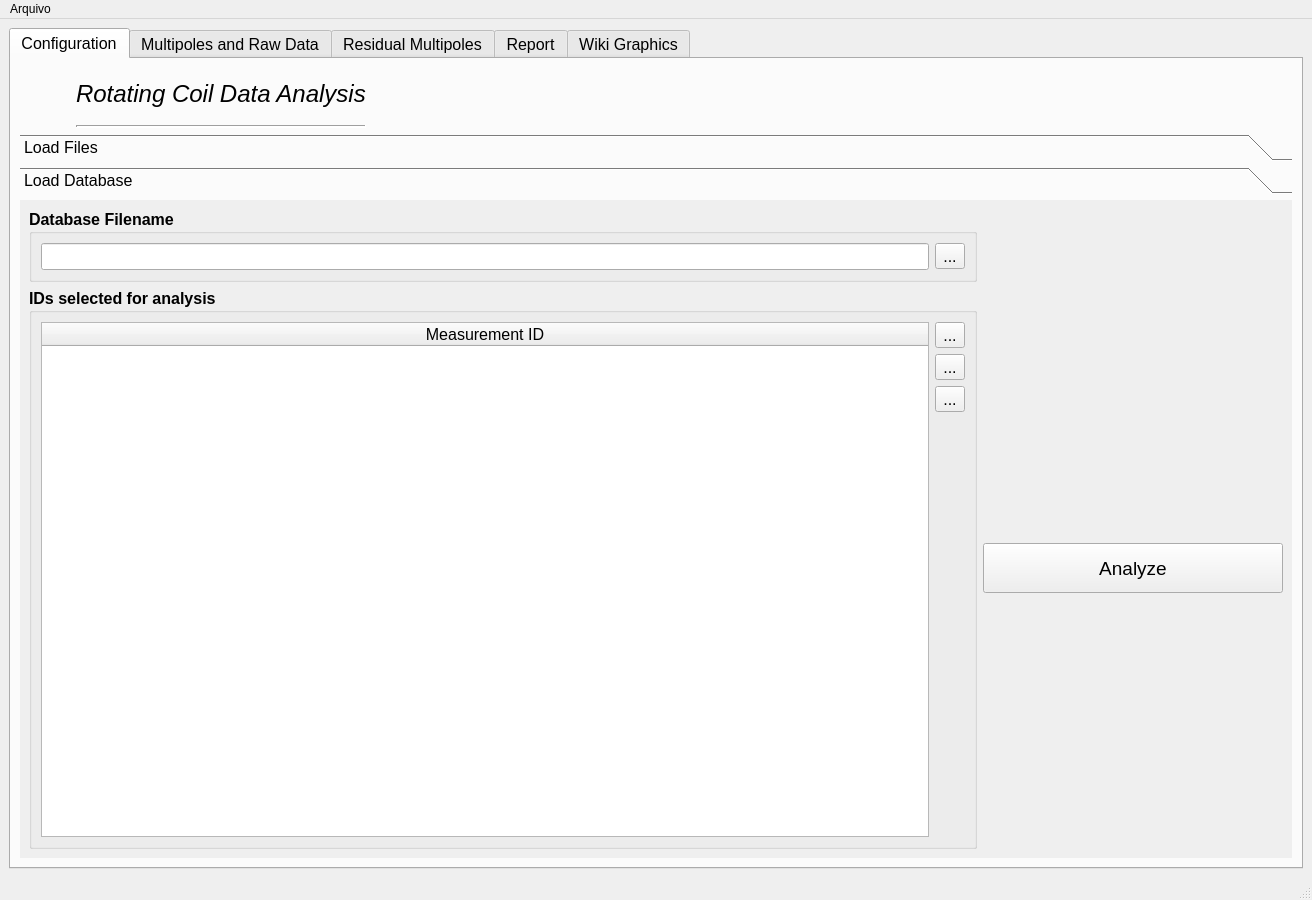
Before: the Qt Designer form rotcoilanalysis/ui/interface.ui in lnls-ima/rotating-coil-analysis, drawn with Qt 5.
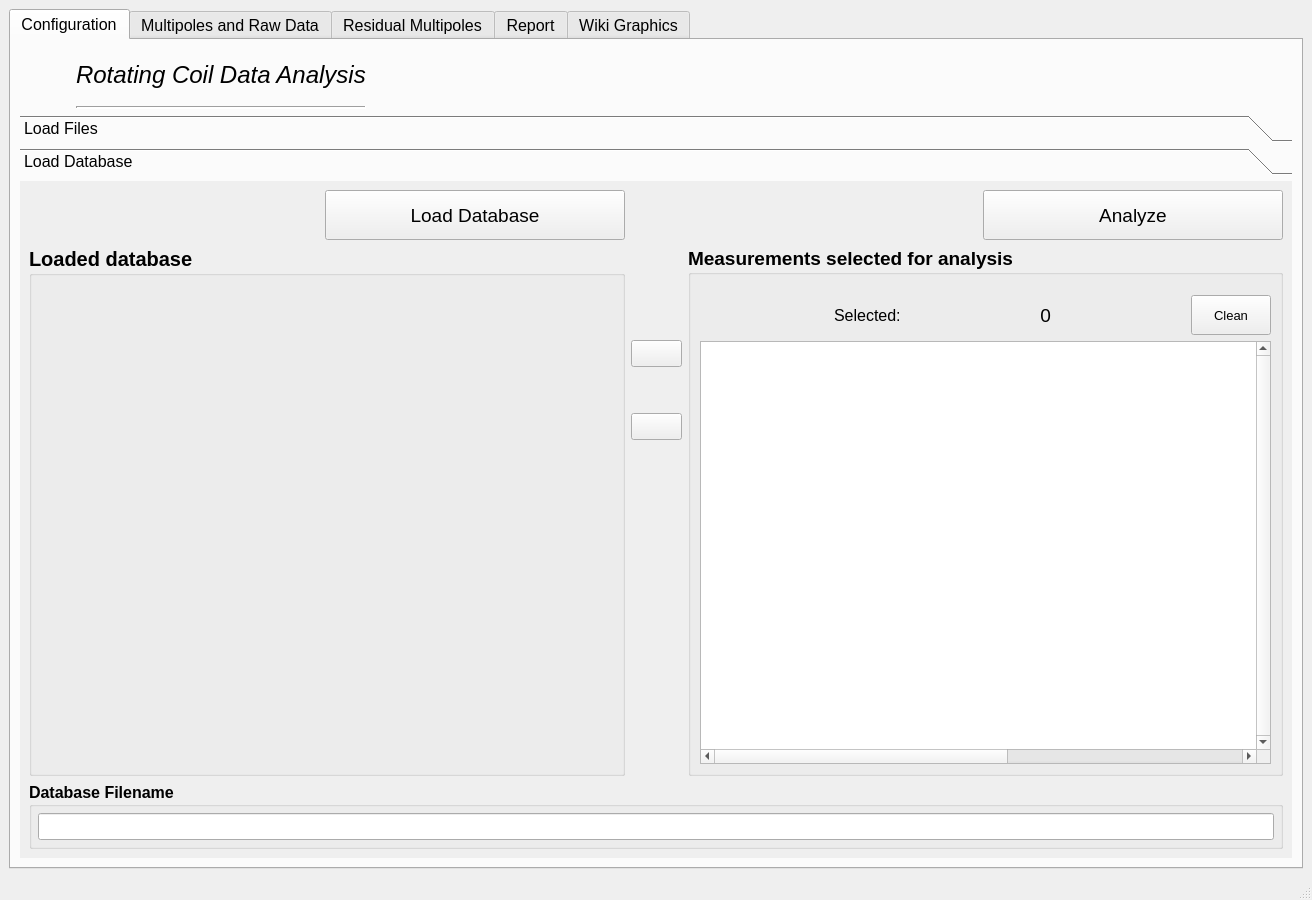
After: the same form once the commit is applied. The open tabs and pages were chosen to show the change. Icons and pictures are not drawn.

Commit message: Add database search table

What changed in the file:
```diff
--- a/rotcoilanalysis/ui/interface.ui
+++ b/rotcoilanalysis/ui/interface.ui
@@ -57,101 +57,6 @@
         <string>Configuration</string>
        </attribute>
        <layout class="QGridLayout" name="gridLayout_51">
-        <item row="0" column="0">
-         <layout class="QHBoxLayout" name="horizontalLayout">
-          <item>
-           <widget class="QLabel" name="lnls_logo">
-            <property name="sizePolicy">
-             <sizepolicy hsizetype="Fixed" vsizetype="Fixed">
-              <horstretch>0</horstretch>
-              <verstretch>0</verstretch>
-             </sizepolicy>
-            </property>
-            <property name="minimumSize">
-             <size>
-              <width>50</width>
-              <height>60</height>
-             </size>
-            </property>
-            <property name="maximumSize">
-             <size>
-              <width>50</width>
-              <height>60</height>
-             </size>
-            </property>
-            <property name="text">
-             <string/>
-            </property>
-            <property name="pixmap">
-             <pixmap>../resources/img/LNLS.jpg</pixmap>
-            </property>
-            <property name="scaledContents">
-             <bool>true</bool>
-            </property>
-            <property name="margin">
-             <number>1</number>
-            </property>
-           </widget>
-          </item>
-          <item>
-           <layout class="QVBoxLayout" name="verticalLayout_3">
-            <item>
-             <widget class="QLabel" name="data_analysis_label">
-              <property name="font">
-               <font>
-                <family>Ubuntu</family>
-                <pointsize>18</pointsize>
-                <weight>50</weight>
-                <italic>true</italic>
-                <bold>false</bold>
-               </font>
-              </property>
-              <property name="text">
-               <string>Rotating Coil Data Analysis</string>
-              </property>
-             </widget>
-            </item>
-            <item>
-             <widget class="Line" name="line">
-              <property name="font">
-               <font>
-                <family>3ds</family>
-                <pointsize>8</pointsize>
-                <weight>50</weight>
-                <bold>false</bold>
-               </font>
-              </property>
-              <property name="frameShadow">
-               <enum>QFrame::Sunken</enum>
-              </property>
-              <property name="lineWidth">
-               <number>2</number>
-              </property>
-              <property name="midLineWidth">
-               <number>0</number>
-              </property>
-              <property name="orientation">
-               <enum>Qt::Horizontal</enum>
-              </property>
-             </widget>
-            </item>
-           </layout>
-          </item>
-          <item>
-           <spacer name="horizontalSpacer">
-            <property name="orientation">
-             <enum>Qt::Horizontal</enum>
-            </property>
-            <property name="sizeHint" stdset="0">
-             <size>
-              <width>40</width>
-              <height>20</height>
-             </size>
-            </property>
-           </spacer>
-          </item>
-         </layout>
-        </item>
         <item row="1" column="0">
          <widget class="QToolBox" name="toolBox">
           <property name="currentIndex">
@@ -188,7 +93,7 @@
                  </spacer>
                 </item>
                 <item>
-                 <widget class="QPushButton" name="bt_open_file">
+                 <widget class="QPushButton" name="bt_load_files">
                   <property name="sizePolicy">
                    <sizepolicy hsizetype="Maximum" vsizetype="Fixed">
                     <horstretch>0</horstretch>
@@ -251,7 +156,7 @@
                     </spacer>
                    </item>
                    <item>
-                    <widget class="QLabel" name="input_count_label">
+                    <widget class="QLabel" name="label_5">
                      <property name="font">
                       <font>
                        <pointsize>12</pointsize>
@@ -278,7 +183,7 @@
                     </spacer>
                    </item>
                    <item>
-                    <widget class="QLabel" name="input_count">
+                    <widget class="QLabel" name="files_input_count">
                      <property name="font">
                       <font>
                        <pointsize>14</pointsize>
@@ -311,7 +216,7 @@
                     </spacer>
                    </item>
                    <item>
-                    <widget class="QPushButton" name="bt_clear_input_list">
+                    <widget class="QPushButton" name="bt_clear_files_input">
                      <property name="sizePolicy">
                       <sizepolicy hsizetype="Minimum" vsizetype="Minimum">
                        <horstretch>0</horstretch>
@@ -337,12 +242,16 @@
                      <property name="text">
                       <string>Clean</string>
                      </property>
+                     <property name="icon">
+                      <iconset>
+                       <normaloff>../resources/img/clear.png</normaloff>../resources/img/clear.png</iconset>
+                     </property>
                     </widget>
                    </item>
                   </layout>
                  </item>
                  <item>
-                  <widget class="QTableWidget" name="input_list">
+                  <widget class="QTableWidget" name="files_input">
                    <property name="font">
                     <font>
                      <pointsize>11</pointsize>
@@ -475,7 +384,7 @@
                </spacer>
               </item>
               <item>
-               <widget class="QPushButton" name="bt_remove_files">
+               <widget class="QPushButton" name="bt_remove_files_output">
                 <property name="toolTip">
                  <string>&lt;html&gt;&lt;head/&gt;&lt;body&gt;&lt;p&gt;Excluir arquivos da lista de dados selecionados.&lt;/p&gt;&lt;/body&gt;&lt;/html&gt;</string>
                 </property>
@@ -596,7 +505,7 @@
                     </spacer>
                    </item>
                    <item>
-                    <widget class="QLabel" name="output_count_label">
+                    <widget class="QLabel" name="label_4">
                      <property name="font">
                       <font>
                        <pointsize>12</pointsize>
@@ -623,7 +532,7 @@
                     </spacer>
                    </item>
                    <item>
-                    <widget class="QLabel" name="output_count">
+                    <widget class="QLabel" name="files_output_count">
                      <property name="font">
                       <font>
                        <pointsize>14</pointsize>
@@ -656,7 +565,7 @@
                     </spacer>
                    </item>
                    <item>
-                    <widget class="QPushButton" name="bt_clear_output_list">
+                    <widget class="QPushButton" name="bt_clear_files_output">
                      <property name="sizePolicy">
                       <sizepolicy hsizetype="Minimum" vsizetype="Minimum">
                        <horstretch>0</horstretch>
@@ -682,12 +591,16 @@
                      <property name="text">
                       <string>Clean</string>
                      </property>
+                     <property name="icon">
+                      <iconset>
+                       <normaloff>../resources/img/clear.png</normaloff>../resources/img/clear.png</iconset>
+                     </property>
                     </widget>
                    </item>
                   </layout>
                  </item>
                  <item row="1" column="0">
-                  <widget class="QTableWidget" name="output_list">
+                  <widget class="QTableWidget" name="files_output">
                    <property name="font">
                     <font>
                      <pointsize>11</pointsize>
@@ -814,16 +727,16 @@
             <rect>
              <x>0</x>
              <y>0</y>
-             <width>534</width>
-             <height>238</height>
+             <width>1272</width>
+             <height>651</height>
             </rect>
            </property>
            <attribute name="label">
             <string>Load Database</string>
            </attribute>
-           <layout class="QGridLayout" name="gridLayout_54">
-            <item row="0" column="0">
-             <widget class="QGroupBox" name="groupBox">
+           <layout class="QGridLayout" name="gridLayout_3">
+            <item row="1" column="0" colspan="3">
+             <widget class="QGroupBox" name="group_box_21">
               <property name="font">
                <font>
                 <weight>75</weight>
@@ -833,34 +746,50 @@
               <property name="title">
                <string>Database Filename</string>
               </property>
-              <layout class="QGridLayout" name="gridLayout_52">
-               <item row="0" column="1">
-                <widget class="QToolButton" name="bt_load_database">
-                 <property name="font">
-                  <font>
-                   <weight>50</weight>
-                   <bold>false</bold>
-                  </font>
-                 </property>
-                 <property name="text">
-                  <string>...</string>
-                 </property>
-                </widget>
-               </item>
-               <item row="0" column="0">
+              <layout class="QVBoxLayout" name="verticalLayout_15">
+               <property name="margin">
+                <number>6</number>
+               </property>
+               <item>
                 <widget class="QLineEdit" name="le_database_filename">
+                 <property name="sizePolicy">
+                  <sizepolicy hsizetype="Expanding" vsizetype="Preferred">
+                   <horstretch>0</horstretch>
+                   <verstretch>0</verstretch>
+                  </sizepolicy>
+                 </property>
                  <property name="font">
                   <font>
                    <weight>50</weight>
                    <bold>false</bold>
                   </font>
                  </property>
+                 <property name="readOnly">
+                  <bool>true</bool>
+                 </property>
                 </widget>
                </item>
               </layout>
              </widget>
             </item>
-            <item row="1" column="1">
+            <item row="0" column="2">
+             <layout class="QVBoxLayout" name="verticalLayout_23">
+              <item>
+               <layout class="QHBoxLayout" name="horizontalLayout_17">
+                <item>
+                 <spacer name="horizontalSpacer_37">
+                  <property name="orientation">
+                   <enum>Qt::Horizontal</enum>
+                  </property>
+                  <property name="sizeHint" stdset="0">
+                   <size>
+                    <width>40</width>
+                    <height>20</height>
+                   </size>
+                  </property>
+                 </spacer>
+                </item>
+                <item>
              <widget class="QPushButton" name="bt_analysis_database">
               <property name="sizePolicy">
                <sizepolicy hsizetype="Maximum" vsizetype="Fixed">
@@ -896,72 +825,277 @@
               </property>
              </widget>
             </item>
+               </layout>
+              </item>
+              <item>
+               <widget class="QGroupBox" name="group_box_14">
+                <property name="font">
+                 <font>
+                  <pointsize>14</pointsize>
+                  <weight>75</weight>
+                  <bold>true</bold>
+                 </font>
+                </property>
+                <property name="title">
+                 <string>Measurements selected for analysis</string>
+                </property>
+                <layout class="QGridLayout" name="gridLayout_28">
+                 <property name="topMargin">
+                  <number>20</number>
+                 </property>
+                 <item row="0" column="0">
+                  <layout class="QHBoxLayout" name="horizontalLayout_13">
+                   <item>
+                    <spacer name="horizontalSpacer_29">
+                     <property name="orientation">
+                      <enum>Qt::Horizontal</enum>
+                     </property>
+                     <property name="sizeHint" stdset="0">
+                      <size>
+                       <width>44</width>
+                       <height>20</height>
+                      </size>
+                     </property>
+                    </spacer>
+                   </item>
+                   <item>
+                    <widget class="QLabel" name="label_6">
+                     <property name="font">
+                      <font>
+                       <pointsize>12</pointsize>
+                       <weight>50</weight>
+                       <bold>false</bold>
+                      </font>
+                     </property>
+                     <property name="text">
+                      <string>Selected:</string>
+                     </property>
+                    </widget>
+                   </item>
+                   <item>
+                    <spacer name="horizontalSpacer_30">
+                     <property name="orientation">
+                      <enum>Qt::Horizontal</enum>
+                     </property>
+                     <property name="sizeHint" stdset="0">
+                      <size>
+                       <width>44</width>
+                       <height>20</height>
+                      </size>
+                     </property>
+                    </spacer>
+                   </item>
+                   <item>
+                    <widget class="QLabel" name="database_output_count">
+                     <property name="font">
+                      <font>
+                       <pointsize>14</pointsize>
+                       <weight>50</weight>
+                       <bold>false</bold>
+                      </font>
+                     </property>
+                     <property name="layoutDirection">
+                      <enum>Qt::LeftToRight</enum>
+                     </property>
+                     <property name="text">
+                      <string>0</string>
+                     </property>
+                     <property name="alignment">
+                      <set>Qt::AlignRight|Qt::AlignTrailing|Qt::AlignVCenter</set>
+                     </property>
+                    </widget>
+                   </item>
+                   <item>
+                    <spacer name="horizontalSpacer_31">
+                     <property name="orientation">
+                      <enum>Qt::Horizontal</enum>
+                     </property>
+                     <property name="sizeHint" stdset="0">
+                      <size>
+                       <width>40</width>
+                       <height>20</height>
+                      </size>
+                     </property>
+                    </spacer>
+                   </item>
+                   <item>
+                    <widget class="QPushButton" name="bt_clear_database_output">
+                     <property name="sizePolicy">
+                      <sizepolicy hsizetype="Maximum" vsizetype="Maximum">
+                       <horstretch>0</horstretch>
+                       <verstretch>0</verstretch>
+                      </sizepolicy>
+                     </property>
+                     <property name="minimumSize">
+                      <size>
+                       <width>0</width>
+                       <height>40</height>
+                      </size>
+                     </property>
+                     <property name="font">
+                      <font>
+                       <pointsize>10</pointsize>
+                       <weight>50</weight>
+                       <bold>false</bold>
+                      </font>
+                     </property>
+                     <property name="toolTip">
+                      <string>&lt;html&gt;&lt;head/&gt;&lt;body&gt;&lt;p&gt;&lt;span style=&quot; font-size:12pt;&quot;&gt;Limpar tabela.&lt;/span&gt;&lt;/p&gt;&lt;/body&gt;&lt;/html&gt;</string>
+                     </property>
+                     <property name="text">
+                      <string>Clean</string>
+                     </property>
+                     <property name="icon">
+                      <iconset>
+                       <normaloff>../resources/img/clear.png</normaloff>../resources/img/clear.png</iconset>
+                     </property>
+                    </widget>
+                   </item>
+                  </layout>
+                 </item>
             <item row="1" column="0">
-             <widget class="QGroupBox" name="groupBox_2">
+                  <widget class="QTableWidget" name="database_output">
               <property name="font">
                <font>
-                <weight>75</weight>
-                <bold>true</bold>
-               </font>
-              </property>
-              <property name="title">
-               <string>IDs selected for analysis</string>
-              </property>
-              <layout class="QGridLayout" name="gridLayout_53">
-               <item row="0" column="0" rowspan="4">
-                <widget class="QTableWidget" name="table_ids">
-                 <property name="font">
-                  <font>
+                     <pointsize>11</pointsize>
                    <weight>50</weight>
                    <bold>false</bold>
                   </font>
                  </property>
-                 <attribute name="horizontalHeaderStretchLastSection">
+                   <property name="contextMenuPolicy">
+                    <enum>Qt::DefaultContextMenu</enum>
+                   </property>
+                   <property name="toolTip">
+                    <string/>
+                   </property>
+                   <property name="verticalScrollBarPolicy">
+                    <enum>Qt::ScrollBarAlwaysOn</enum>
+                   </property>
+                   <property name="horizontalScrollBarPolicy">
+                    <enum>Qt::ScrollBarAlwaysOn</enum>
+                   </property>
+                   <property name="autoScroll">
+                    <bool>false</bool>
+                   </property>
+                   <property name="autoScrollMargin">
+                    <number>150</number>
+                   </property>
+                   <property name="editTriggers">
+                    <set>QAbstractItemView::NoEditTriggers</set>
+                   </property>
+                   <property name="textElideMode">
+                    <enum>Qt::ElideRight</enum>
+                   </property>
+                   <property name="verticalScrollMode">
+                    <enum>QAbstractItemView::ScrollPerPixel</enum>
+                   </property>
+                   <property name="horizontalScrollMode">
+                    <enum>QAbstractItemView::ScrollPerPixel</enum>
+                   </property>
+                   <property name="rowCount">
+                    <number>0</number>
+                   </property>
+                   <property name="columnCount">
+                    <number>1</number>
+                   </property>
+                   <attribute name="horizontalHeaderVisible">
+                    <bool>false</bool>
+                   </attribute>
+                   <attribute name="horizontalHeaderCascadingSectionResizes">
                   <bool>true</bool>
                  </attribute>
-                 <attribute name="verticalHeaderVisible">
-                  <bool>false</bool>
+                   <attribute name="horizontalHeaderDefaultSectionSize">
+                    <number>1000</number>
+                   </attribute>
+                   <attribute name="horizontalHeaderMinimumSectionSize">
+                    <number>27</number>
+                   </attribute>
+                   <attribute name="verticalHeaderDefaultSectionSize">
+                    <number>30</number>
+                   </attribute>
+                   <attribute name="verticalHeaderMinimumSectionSize">
+                    <number>17</number>
                  </attribute>
                  <column>
                   <property name="text">
-                   <string>Measurement ID</string>
+                     <string>Arquivo</string>
+                    </property>
+                    <property name="font">
+                     <font>
+                      <pointsize>12</pointsize>
+                      <weight>50</weight>
+                      <bold>false</bold>
+                     </font>
                   </property>
                  </column>
                 </widget>
                </item>
+                </layout>
+               </widget>
+              </item>
+             </layout>
+            </item>
                <item row="0" column="1">
-                <widget class="QToolButton" name="bt_add_id">
-                 <property name="font">
-                  <font>
-                   <weight>50</weight>
-                   <bold>false</bold>
-                  </font>
+             <layout class="QVBoxLayout" name="verticalLayout_14">
+              <item>
+               <spacer name="verticalSpacer_10">
+                <property name="orientation">
+                 <enum>Qt::Vertical</enum>
+                </property>
+                <property name="sizeType">
+                 <enum>QSizePolicy::Maximum</enum>
+                </property>
+                <property name="sizeHint" stdset="0">
+                 <size>
+                  <width>20</width>
+                  <height>150</height>
+                 </size>
+                </property>
+               </spacer>
+              </item>
+              <item>
+               <widget class="QPushButton" name="bt_upload_database">
+                <property name="toolTip">
+                 <string>&lt;html&gt;&lt;head/&gt;&lt;body&gt;&lt;p&gt;Enviar arquivos para lista de dados selecionados.&lt;/p&gt;&lt;/body&gt;&lt;/html&gt;</string>
                  </property>
                  <property name="text">
-                  <string>...</string>
+                 <string/>
                  </property>
                  <property name="icon">
                   <iconset>
-                   <normaloff>../resources/img/add.png</normaloff>../resources/img/add.png</iconset>
+                  <normaloff>../resources/img/send.png</normaloff>../resources/img/send.png</iconset>
                  </property>
                  <property name="iconSize">
                   <size>
-                   <width>24</width>
-                   <height>24</height>
+                  <width>30</width>
+                  <height>30</height>
                   </size>
                  </property>
                 </widget>
                </item>
-               <item row="1" column="1">
-                <widget class="QToolButton" name="bt_remove_id">
-                 <property name="font">
-                  <font>
-                   <weight>50</weight>
-                   <bold>false</bold>
-                  </font>
+              <item>
+               <spacer name="verticalSpacer_11">
+                <property name="orientation">
+                 <enum>Qt::Vertical</enum>
+                </property>
+                <property name="sizeType">
+                 <enum>QSizePolicy::Fixed</enum>
+                </property>
+                <property name="sizeHint" stdset="0">
+                 <size>
+                  <width>20</width>
+                  <height>40</height>
+                 </size>
+                </property>
+               </spacer>
+              </item>
+              <item>
+               <widget class="QPushButton" name="bt_remove_database_output">
+                <property name="toolTip">
+                 <string>&lt;html&gt;&lt;head/&gt;&lt;body&gt;&lt;p&gt;Excluir arquivos da lista de dados selecionados.&lt;/p&gt;&lt;/body&gt;&lt;/html&gt;</string>
                  </property>
                  <property name="text">
-                  <string>...</string>
+                 <string/>
                  </property>
                  <property name="icon">
                   <iconset>
@@ -969,26 +1103,74 @@
                  </property>
                  <property name="iconSize">
                   <size>
-                   <width>24</width>
-                   <height>24</height>
+                  <width>30</width>
+                  <height>30</height>
                   </size>
                  </property>
                 </widget>
                </item>
-               <item row="2" column="1">
-                <widget class="QToolButton" name="bt_clear_ids">
+              <item>
+               <spacer name="verticalSpacer_12">
+                <property name="orientation">
+                 <enum>Qt::Vertical</enum>
+                </property>
+                <property name="sizeHint" stdset="0">
+                 <size>
+                  <width>20</width>
+                  <height>40</height>
+                 </size>
+                </property>
+               </spacer>
+              </item>
+             </layout>
+            </item>
+            <item row="0" column="0">
+             <layout class="QVBoxLayout" name="verticalLayout_22">
+              <item>
+               <layout class="QHBoxLayout" name="horizontalLayout_11">
+                <property name="sizeConstraint">
+                 <enum>QLayout::SetDefaultConstraint</enum>
+                </property>
+                <item>
+                 <spacer name="horizontalSpacer_25">
+                  <property name="orientation">
+                   <enum>Qt::Horizontal</enum>
+                  </property>
+                  <property name="sizeHint" stdset="0">
+                   <size>
+                    <width>40</width>
+                    <height>20</height>
+                   </size>
+                  </property>
+                 </spacer>
+                </item>
+                <item>
+                 <widget class="QPushButton" name="bt_load_database">
+                  <property name="sizePolicy">
+                   <sizepolicy hsizetype="Maximum" vsizetype="Fixed">
+                    <horstretch>0</horstretch>
+                    <verstretch>0</verstretch>
+                   </sizepolicy>
+                  </property>
+                  <property name="minimumSize">
+                   <size>
+                    <width>300</width>
+                    <height>50</height>
+                   </size>
+                  </property>
                  <property name="font">
                   <font>
+                    <pointsize>14</pointsize>
                    <weight>50</weight>
                    <bold>false</bold>
                   </font>
                  </property>
                  <property name="text">
-                  <string>...</string>
+                   <string>Load Database</string>
                  </property>
                  <property name="icon">
                   <iconset>
-                   <normaloff>../resources/img/clear.png</normaloff>../resources/img/clear.png</iconset>
+                    <normaloff>../resources/img/database_add.png</normaloff>../resources/img/database_add.png</iconset>
                  </property>
                  <property name="iconSize">
                   <size>
@@ -998,25 +1180,140 @@
                  </property>
                 </widget>
                </item>
-               <item row="3" column="1">
-                <spacer name="verticalSpacer_13">
+               </layout>
+              </item>
+              <item>
+               <widget class="QGroupBox" name="group_box_12">
+                <property name="sizePolicy">
+                 <sizepolicy hsizetype="Preferred" vsizetype="Expanding">
+                  <horstretch>0</horstretch>
+                  <verstretch>0</verstretch>
+                 </sizepolicy>
+                </property>
+                <property name="font">
+                 <font>
+                  <pointsize>15</pointsize>
+                  <weight>75</weight>
+                  <bold>true</bold>
+                 </font>
+                </property>
+                <property name="title">
+                 <string>Loaded database</string>
+                </property>
+                <layout class="QVBoxLayout" name="verticalLayout_13">
+                 <property name="topMargin">
+                  <number>20</number>
+                 </property>
+                 <item>
+                  <layout class="QHBoxLayout" name="database_input_lt">
+                   <property name="sizeConstraint">
+                    <enum>QLayout::SetDefaultConstraint</enum>
+                   </property>
+                  </layout>
+                 </item>
+                </layout>
+               </widget>
+              </item>
+             </layout>
+            </item>
+           </layout>
+          </widget>
+         </widget>
+        </item>
+        <item row="0" column="0">
+         <layout class="QHBoxLayout" name="horizontalLayout">
+          <item>
+           <widget class="QLabel" name="lnls_logo">
+            <property name="sizePolicy">
+             <sizepolicy hsizetype="Fixed" vsizetype="Fixed">
+              <horstretch>0</horstretch>
+              <verstretch>0</verstretch>
+             </sizepolicy>
+            </property>
+            <property name="minimumSize">
+             <size>
+              <width>50</width>
+              <height>60</height>
+             </size>
+            </property>
+            <property name="maximumSize">
+             <size>
+              <width>50</width>
+              <height>60</height>
+             </size>
+            </property>
+            <property name="text">
+             <string/>
+            </property>
+            <property name="pixmap">
+             <pixmap>../resources/img/LNLS.jpg</pixmap>
+            </property>
+            <property name="scaledContents">
+             <bool>true</bool>
+            </property>
+            <property name="margin">
+             <number>1</number>
+            </property>
+           </widget>
+          </item>
+          <item>
+           <layout class="QVBoxLayout" name="verticalLayout_3">
+            <item>
+             <widget class="QLabel" name="data_analysis_label">
+              <property name="font">
+               <font>
+                <family>Ubuntu</family>
+                <pointsize>18</pointsize>
+                <weight>50</weight>
+                <italic>true</italic>
+                <bold>false</bold>
+               </font>
+              </property>
+              <property name="text">
+               <string>Rotating Coil Data Analysis</string>
+              </property>
+             </widget>
+            </item>
+            <item>
+             <widget class="Line" name="line">
+              <property name="font">
+               <font>
+                <family>3ds</family>
+                <pointsize>8</pointsize>
+                <weight>50</weight>
+                <bold>false</bold>
+               </font>
+              </property>
+              <property name="frameShadow">
+               <enum>QFrame::Sunken</enum>
+              </property>
+              <property name="lineWidth">
+               <number>2</number>
+              </property>
+              <property name="midLineWidth">
+               <number>0</number>
+              </property>
                  <property name="orientation">
-                  <enum>Qt::Vertical</enum>
+               <enum>Qt::Horizontal</enum>
+              </property>
+             </widget>
+            </item>
+           </layout>
+          </item>
+          <item>
+           <spacer name="horizontalSpacer">
+            <property name="orientation">
+             <enum>Qt::Horizontal</enum>
                  </property>
                  <property name="sizeHint" stdset="0">
                   <size>
-                   <width>20</width>
-                   <height>410</height>
+              <width>40</width>
+              <height>20</height>
                   </size>
                  </property>
                 </spacer>
                </item>
               </layout>
-             </widget>
-            </item>
-           </layout>
-          </widget>
-         </widget>
         </item>
        </layout>
       </widget>
@@ -3315,24 +3612,8 @@
      <height>25</height>
     </rect>
    </property>
-   <widget class="QMenu" name="menuFile">
-    <property name="title">
-     <string>Arquivo</string>
-    </property>
-    <addaction name="menu_open"/>
-   </widget>
-   <addaction name="menuFile"/>
   </widget>
   <widget class="QStatusBar" name="statusbar"/>
-  <action name="menu_open">
-   <property name="icon">
-    <iconset>
-     <normaloff>../../.designer/backup/imagens/7547_128x128.png</normaloff>../../.designer/backup/imagens/7547_128x128.png</iconset>
-   </property>
-   <property name="text">
-    <string>Abrir Arquivos</string>
-   </property>
-  </action>
  </widget>
  <tabstops>
   <tabstop>input_list</tabstop>
```
Left out of the diff: 27 changed lines with no effect on the pictures. Lines whose indentation alone changed are shown as unchanged. The commit also changes 11 other files.
